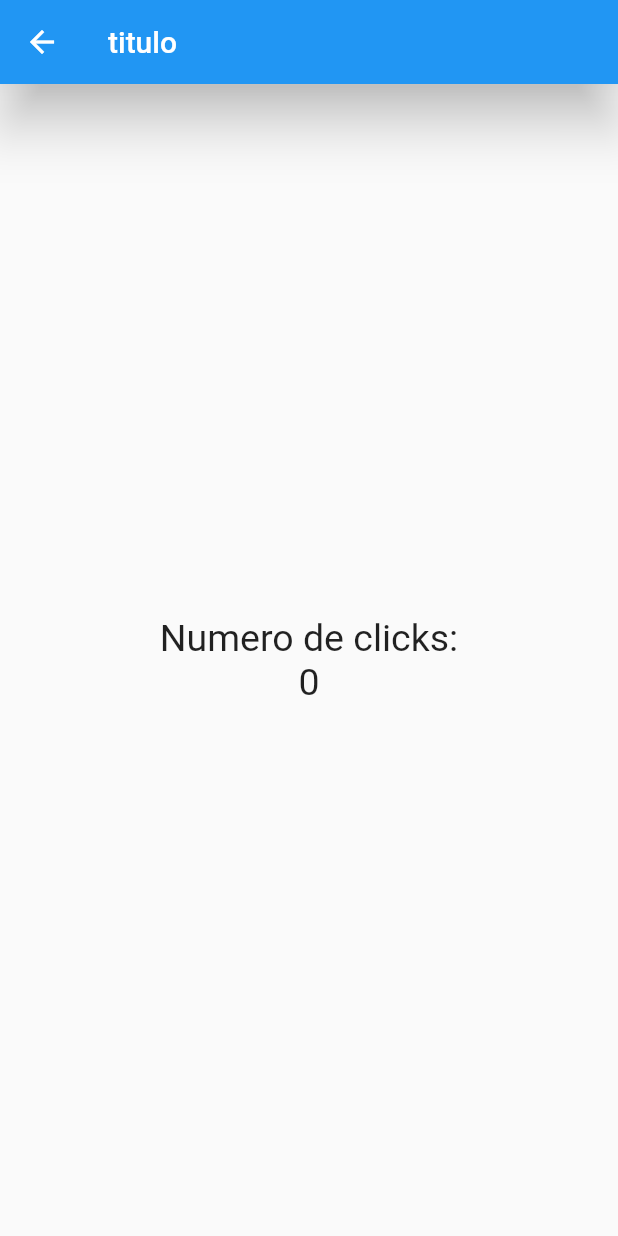
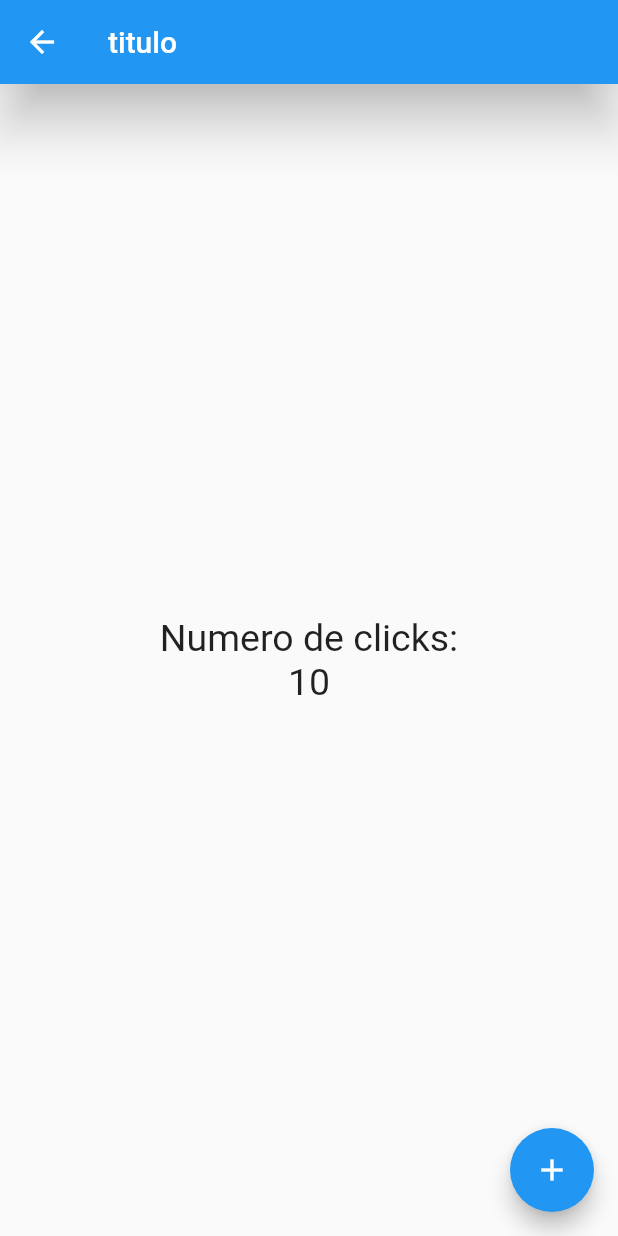
Before and after one commit to jocorona1705/prospectos, a Flutter app: the Contador screen opened by its route, on a phone screen of 412 x 824 dp. Run offline on Flutter 3.47's test engine with Material 2 defaults, Android fonts, the phone set to English and light mode, and no system bars.

Commit message:
terminado contador con stateful

```diff
--- a/lib/src/pages/contador.dart
+++ b/lib/src/pages/contador.dart
@@ -1,8 +1,18 @@
 import 'package:flutter/material.dart';
 
-class Contador extends StatelessWidget{
+//contador usando stateful
 
-  final estiloTexto = TextStyle(fontSize: 25.0);
+class Contador extends StatefulWidget{
+
+  @override
+  State<StatefulWidget> createState() => _ContadorState();
+
+  }
+
+class _ContadorState extends State<Contador> {
+
+  final _estiloTexto = TextStyle(fontSize: 25.0);
+  int _contador = 10;
 
   @override
   Widget build(BuildContext context) {
@@ -16,12 +26,19 @@ class Contador extends StatelessWidget{
         child: Column(
           mainAxisAlignment: MainAxisAlignment.center,
           children: <Widget>[
-            Text('Numero de clicks:', style: estiloTexto),
-            Text('0', style: estiloTexto)
+            Text('Numero de clicks:', style: _estiloTexto),
+            Text('$_contador', style: _estiloTexto)
           ],
         ),
       ),
+      floatingActionButton: FloatingActionButton(
+        child: Icon(Icons.add),
+        onPressed: (){
+          setState(() {
+            _contador++;
+          });
+        },
+      ),
     );
   }
-
 }
```
